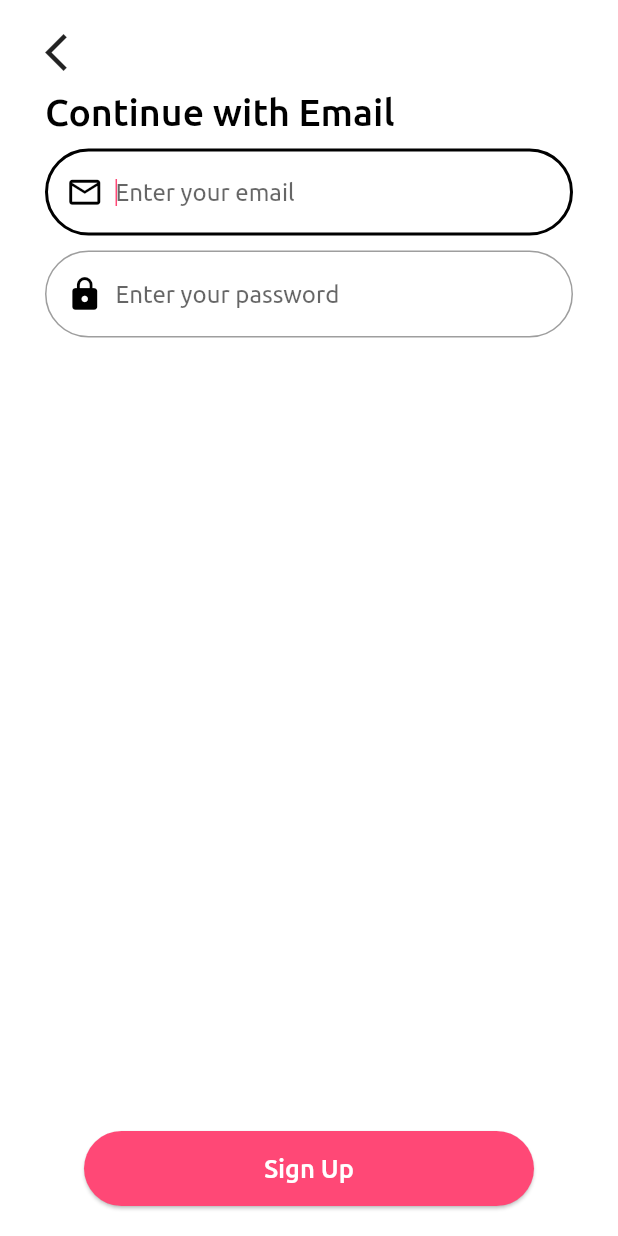
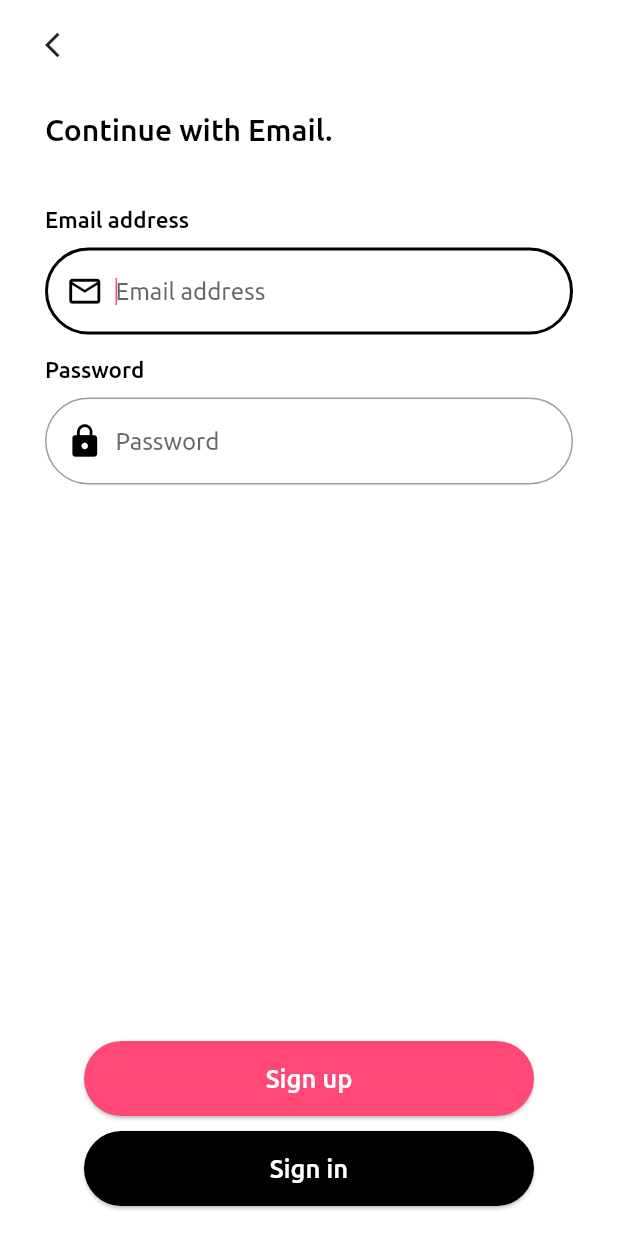
Before and after one commit to veekeo/admaya, a Flutter app: the SignUpScreen screen opened directly, after a tap on "Continue with Email", on a phone screen of 412 x 824 dp. Run offline on Flutter 3.47's test engine with Material 2 defaults, Android fonts, the light colour scheme and no system bars; our stand-ins replace country_code_picker, delayed_display.

Commit message:
i added some fade in animations to auth screens

```diff
--- a/lib/screens/auth_screens/email_signup.dart
+++ b/lib/screens/auth_screens/email_signup.dart
@@ -4,7 +4,6 @@ import 'package:admaya/components/main_button.dart';
 import 'package:admaya/constants.dart';
 import 'package:admaya/screens/auth_screens/phone_number.dart';
 import 'package:admaya/utils/helper.dart';
-
 import 'package:flutter/material.dart';
 
 class EmailSignUpScreen extends StatefulWidget {
@@ -66,16 +65,25 @@ class _EmailSignUpScreenState extends State<EmailSignUpScreen> {
                           },
                           child: Icon(
                             Icons.arrow_back_ios,
-                            size: 30,
+                            size: 20,
                           ),
                         ),
-                        addVerticalSpace(10),
+                        addVerticalSpace(35),
                         Text(
-                          'Continue with Email',
+                          'Continue with Email.',
                           style: TextStyle(
                             color: Colors.black,
                             fontFamily: 'Medium',
-                            fontSize: 25,
+                            fontSize: 20,
+                          ),
+                        ),
+                        addVerticalSpace(40),
+                        Text(
+                          'Email address',
+                          style: TextStyle(
+                            color: Colors.black,
+                            fontFamily: 'Medium',
+                            fontSize: 15,
                           ),
                         ),
                         addVerticalSpace(10),
@@ -108,7 +116,7 @@ class _EmailSignUpScreenState extends State<EmailSignUpScreen> {
                                 color: Colors.black,
                               ),
                             ),
-                            hintText: 'Enter your email',
+                            hintText: 'Email address',
                             hintStyle: TextStyle(
                               fontFamily: 'Regular',
                               fontSize: 16,
@@ -129,6 +137,15 @@ class _EmailSignUpScreenState extends State<EmailSignUpScreen> {
                           ),
                           validator: (value) => validateEmail(value),
                         ),
+                        addVerticalSpace(15),
+                        Text(
+                          'Password',
+                          style: TextStyle(
+                            color: Colors.black,
+                            fontFamily: 'Medium',
+                            fontSize: 15,
+                          ),
+                        ),
                         addVerticalSpace(10),
                         TextFormField(
                           onChanged: (value) {
@@ -147,6 +164,7 @@ class _EmailSignUpScreenState extends State<EmailSignUpScreen> {
                             contentPadding: EdgeInsets.symmetric(
                                 horizontal: 10, vertical: 20),
                             border: OutlineInputBorder(
+                              borderSide: BorderSide(width: 3),
                               borderRadius: BorderRadius.circular(30),
                             ),
                             prefixIcon: Padding(
@@ -158,7 +176,7 @@ class _EmailSignUpScreenState extends State<EmailSignUpScreen> {
                                 color: Colors.black,
                               ),
                             ),
-                            hintText: 'Enter your password',
+                            hintText: 'Password',
                             hintStyle: TextStyle(
                               fontFamily: 'Regular',
                               fontSize: 16,
@@ -191,6 +209,8 @@ class _EmailSignUpScreenState extends State<EmailSignUpScreen> {
                   ),
                 ],
               ),
+              Column(
+                children: [
                   MainButton(
                     onPressed: () {
                       // final isValidForm = _formKey.currentState!.validate();
@@ -200,7 +220,8 @@ class _EmailSignUpScreenState extends State<EmailSignUpScreen> {
                       //         await _auth.createUserWithEmailAndPassword(
                       //             email: email, password: password);
                       //     if (newUser != null) {
-                  Navigator.push(context, MaterialPageRoute(builder: (context) {
+                      Navigator.push(context,
+                          MaterialPageRoute(builder: (context) {
                         return PhoneNumberScreen();
                       }));
                       //     }
@@ -209,8 +230,33 @@ class _EmailSignUpScreenState extends State<EmailSignUpScreen> {
                       //   }
                       // }
                     },
-                text: 'Sign Up',
+                    text: 'Sign up',
                     color: kPrimaryColor,
+                  ),
+                  addVerticalSpace(10),
+                  MainButton(
+                    onPressed: () {
+                      // final isValidForm = _formKey.currentState!.validate();
+                      // if (isValidForm) {
+                      //   try {
+                      //     final newUser =
+                      //         await _auth.createUserWithEmailAndPassword(
+                      //             email: email, password: password);
+                      //     if (newUser != null) {
+                      Navigator.push(context,
+                          MaterialPageRoute(builder: (context) {
+                        return PhoneNumberScreen();
+                      }));
+                      //     }
+                      //   } catch (e) {
+                      //     print(e);
+                      //   }
+                      // }
+                    },
+                    text: 'Sign in',
+                    color: Colors.black,
+                  ),
+                ],
               ),
             ],
           ),
--- a/lib/screens/auth_screens/signup.dart
+++ b/lib/screens/auth_screens/signup.dart
@@ -3,12 +3,12 @@
 import 'package:admaya/components/outline_button.dart';
 import 'package:admaya/screens/auth_screens/email_signup.dart';
 import 'package:admaya/screens/auth_screens/phone_number.dart';
-
 import 'package:admaya/utils/helper.dart';
-
 import 'package:flutter/material.dart';
+import 'package:delayed_display/delayed_display.dart';
 
 class SignUpScreen extends StatelessWidget {
+  final Duration initialDelay = Duration(milliseconds: 300);
   @override
   Widget build(BuildContext context) {
     return Scaffold(
@@ -23,13 +23,18 @@ class SignUpScreen extends StatelessWidget {
               mainAxisAlignment: MainAxisAlignment.center,
               crossAxisAlignment: CrossAxisAlignment.start,
               children: [
-                Image.asset(
+                DelayedDisplay(
+                  delay: initialDelay,
+                  child: Image.asset(
                     'assets/images/logo_main.png',
                     width: 60,
                     height: 60,
                   ),
+                ),
                 addVerticalSpace(10),
-                Text(
+                DelayedDisplay(
+                  delay: Duration(milliseconds: 500),
+                  child: Text(
                     'Sign in \nto get started.',
                     style: TextStyle(
                       decoration: TextDecoration.none,
@@ -38,8 +43,11 @@ class SignUpScreen extends StatelessWidget {
                       fontSize: 35,
                     ),
                   ),
+                ),
                 addVerticalSpace(15),
-                RichText(
+                DelayedDisplay(
+                  delay: Duration(milliseconds: 600),
+                  child: RichText(
                     text: TextSpan(
                       style: DefaultTextStyle.of(context).style,
                       children: [
@@ -86,13 +94,16 @@ class SignUpScreen extends StatelessWidget {
                       ],
                     ),
                   ),
+                ),
               ],
             ),
             addVerticalSpace(15),
             Column(
               children: [
                 addVerticalSpace(10),
-                OulineButtonContainer(
+                DelayedDisplay(
+                  delay: Duration(milliseconds: 700),
+                  child: OulineButtonContainer(
                     image: 'assets/images/google.png',
                     text: 'Continue with Google',
                     onPressed: () {
@@ -102,8 +113,11 @@ class SignUpScreen extends StatelessWidget {
                       }));
                     },
                   ),
+                ),
                 addVerticalSpace(10),
-                OulineButtonContainer(
+                DelayedDisplay(
+                  delay: Duration(milliseconds: 750),
+                  child: OulineButtonContainer(
                     image: 'assets/images/envelope.png',
                     text: 'Continue with Email',
                     onPressed: () {
@@ -113,6 +127,7 @@ class SignUpScreen extends StatelessWidget {
                       }));
                     },
                   ),
+                ),
               ],
             ),
           ],
--- a/pubspec.yaml
+++ b/pubspec.yaml
@@ -23,6 +23,7 @@ dependencies:
   modal_bottom_sheet: ^2.0.1
   collection: ^1.15.0
   universal_platform: ^1.0.0+1
+  delayed_display: ^2.0.0
 
 dev_dependencies:
   flutter_test:
```
Also changed, not shown: lib/intro_screen.dart (+18 -4 lines), lib/screens/auth_screens/allow_location.dart (+11 -6 lines), lib/theme.dart (added, +93 -0 lines), pubspec.lock. Lines whose indentation alone changed are shown as unchanged.
